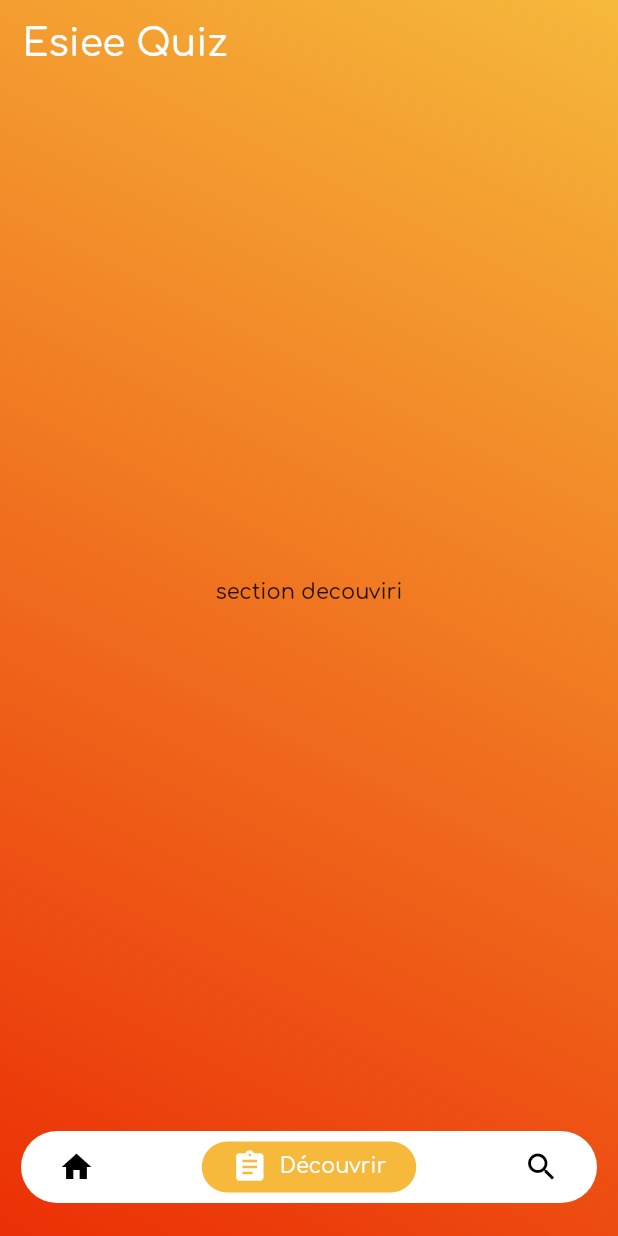
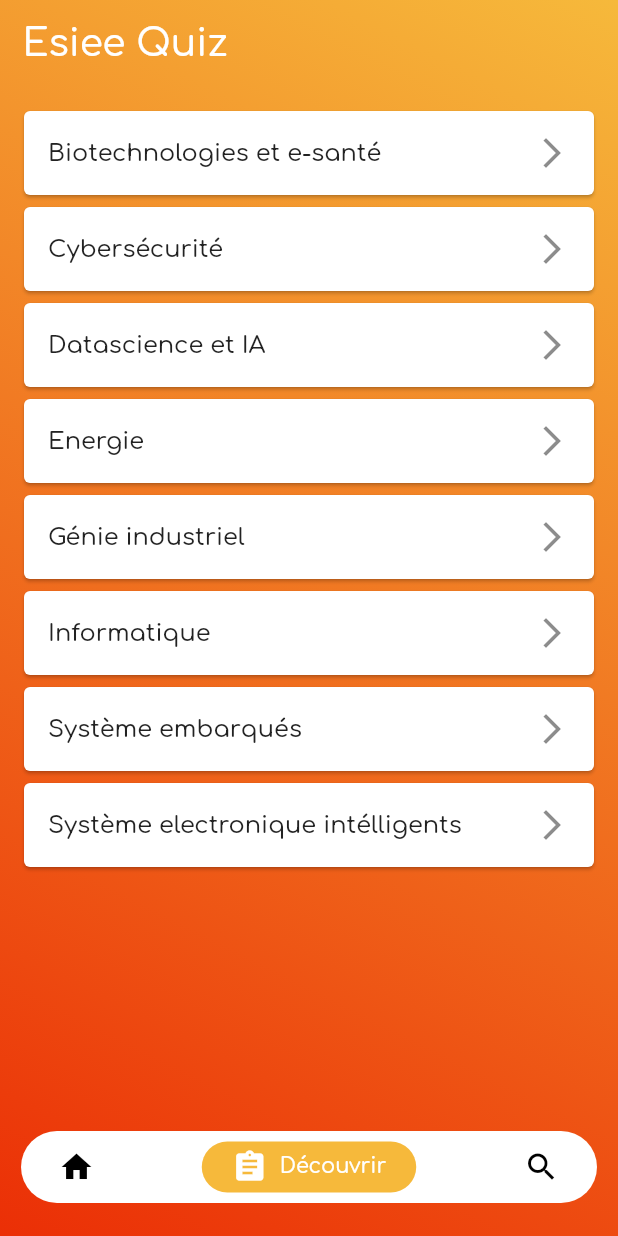
Before and after one commit to jeremySrgt/msh_esiee_app, a Flutter app: the screen it shows after launch, item 2 of the bottom bar chosen, on a phone screen of 412 x 824 dp. Run offline on Flutter 3.47's test engine with Material 2 defaults, Android fonts, the phone set to English and light mode, and no system bars; drawn by our look-alikes of google_nav_bar; our stand-ins replace flutter_swiper.

Commit message:
added filliere list

```diff
--- /dev/null
+++ b/lib/description_fillieres/FilliereClass.dart
@@ -0,0 +1,19 @@
+
+
+class FilliereClass{
+
+  String titre;
+  String description;
+
+  FilliereClass({this.titre, this.description});
+
+
+  FilliereClass getInfo(){
+    return FilliereClass(
+      titre: 'Informatique',
+      description: "c'est la filliere info"
+    );
+  }
+
+
+}
--- a/lib/homePage.dart
+++ b/lib/homePage.dart
@@ -5,6 +5,8 @@
 import 'storeResult.dart';
 import 'package:flutter_swiper/flutter_swiper.dart';
 import 'package:google_nav_bar/google_nav_bar.dart';
+import 'description_fillieres/filliereDescription.dart';
+import 'package:msh_esiee_app/description_fillieres/FilliereClass.dart';
 
 class HomePage extends StatefulWidget {
   @override
@@ -20,6 +22,8 @@
   SwiperController _controller = new SwiperController();
 
   int _selectedIndex = 0;
+
+  FilliereClass _filliereClass = new FilliereClass();
 
 //  final Shader linearGradient = LinearGradient(
 //    colors: <Color>[Colors.pink, Colors.deepPurple],
@@ -230,8 +234,72 @@
   }
 
   Widget discover() {
-    return Center(
-      child: Text('section decouviri'),
+    return ListView(
+      padding: EdgeInsets.all(12.0),
+
+      children: <Widget>[
+        Card(
+          child: ListTile(
+            title: Text("Biotechnologies et e-santé"),
+            trailing: Icon(Icons.arrow_forward_ios),
+            onTap: (){
+              Navigator.push(
+                context,
+                MaterialPageRoute(builder: (context) => FilliereDescription(filliere: _filliereClass.getInfo(),)),
+              );
+            },
+          ),
+        ),
+        Card(
+          child: ListTile(
+            title: Text("Cybersécurité"),
+            trailing: Icon(Icons.arrow_forward_ios),
+            onTap: (){},
+          ),
+        ),
+        Card(
+          child: ListTile(
+            title: Text("Datascience et IA"),
+            trailing: Icon(Icons.arrow_forward_ios),
+            onTap: (){},
+          ),
+        ),
+        Card(
+          child: ListTile(
+            title: Text("Energie"),
+            trailing: Icon(Icons.arrow_forward_ios),
+            onTap: (){},
+          ),
+        ),
+        Card(
+          child: ListTile(
+            title: Text("Génie industriel"),
+            trailing: Icon(Icons.arrow_forward_ios),
+            onTap: (){},
+          ),
+        ),
+        Card(
+          child: ListTile(
+            title: Text("Informatique"),
+            trailing: Icon(Icons.arrow_forward_ios),
+            onTap: (){},
+          ),
+        ),
+        Card(
+          child: ListTile(
+            title: Text("Système embarqués"),
+            trailing: Icon(Icons.arrow_forward_ios),
+            onTap: (){},
+          ),
+        ),
+        Card(
+          child: ListTile(
+            title: Text("Système electronique intélligents"),
+            trailing: Icon(Icons.arrow_forward_ios),
+            onTap: (){},
+          ),
+        ),
+      ],
     );
   }
 }
```
Also changed, not shown: lib/description_fillieres/filliereDescription.dart (added, +24 -0 lines).
